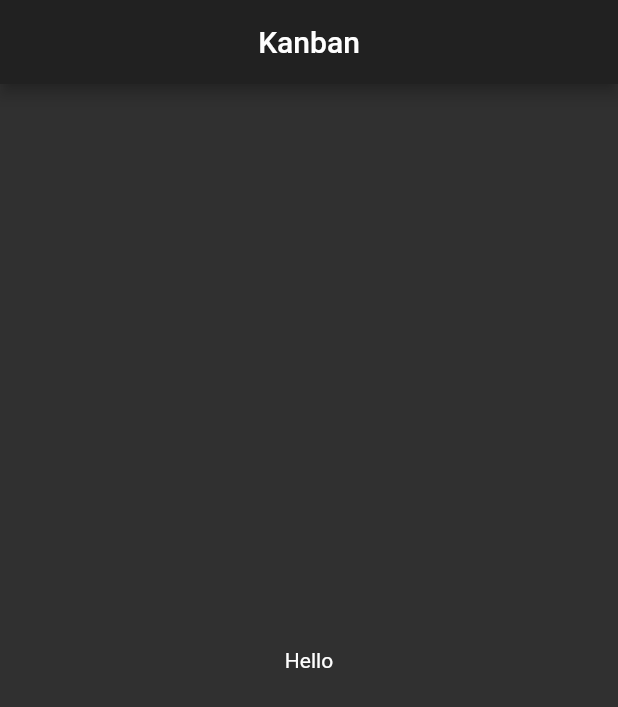
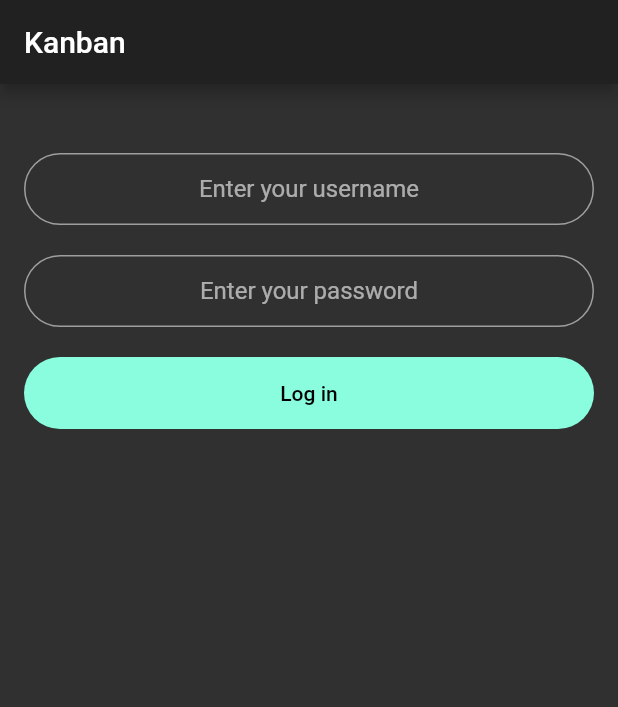
Before and after one commit to amanokerim/test-trello, a Flutter app: the screen it shows after launch, on a phone screen of 412 x 824 dp. Shown: the top 707 px of the screen. Run offline on Flutter 3.47's test engine with Material 2 defaults, Android fonts, the phone set to English and light mode, and no system bars.

Commit message:
login screen ui

```diff
--- a/lib/main.dart
+++ b/lib/main.dart
@@ -1,5 +1,6 @@
 import 'package:flutter/material.dart';
-import 'package:testtrello/presentation/screens/home_screen.dart';
+import 'package:testtrello/presentation/const.dart';
+import 'package:testtrello/presentation/screens/login_screen.dart';
 
 void main() {
   runApp(MyApp());
@@ -13,11 +14,10 @@ class MyApp extends StatelessWidget {
       title: 'Trello Test',
       debugShowCheckedModeBanner: false,
       theme: ThemeData(
-        primarySwatch: Colors.cyan,
         brightness: Brightness.dark,
         visualDensity: VisualDensity.adaptivePlatformDensity,
       ),
-      home: HomeScreen(),
+      home: LoginScreen(),
     );
   }
 }
--- /dev/null
+++ b/lib/presentation/const.dart
@@ -0,0 +1,18 @@
+import 'package:flutter/material.dart';
+
+const Color myPrimaryColor = Color(0xff89FDDD);
+
+InputDecoration myLoginDecoration = InputDecoration(
+
+  focusedBorder: OutlineInputBorder(
+    borderSide: BorderSide(color: myPrimaryColor),
+    borderRadius: BorderRadius.circular(30.0),
+  ),
+  enabledBorder: OutlineInputBorder(
+    borderSide: BorderSide(
+      color: Colors.grey,
+    ),
+    borderRadius: BorderRadius.circular(30.0),
+  ),
+  contentPadding: const EdgeInsets.symmetric(horizontal: 20.0),
+);
--- a/lib/presentation/screens/home_screen.dart
+++ /dev/null
@@ -1,16 +0,0 @@
-import 'package:flutter/material.dart';
-
-class HomeScreen extends StatelessWidget {
-  @override
-  Widget build(BuildContext context) {
-    return Scaffold(
-      appBar: AppBar(
-        centerTitle: true,
-        title: Text("Kanban"),
-      ),
-      body: Center(
-        child: Text("Hello"),
-      ),
-    );
-  }
-}
--- /dev/null
+++ b/lib/presentation/screens/login_screen.dart
@@ -0,0 +1,51 @@
+import 'package:flutter/material.dart';
+import 'package:testtrello/presentation/const.dart';
+
+class LoginScreen extends StatelessWidget {
+  @override
+  Widget build(BuildContext context) {
+    return Scaffold(
+      appBar: AppBar(
+        title: Text("Kanban"),
+      ),
+      body: Padding(
+        padding: const EdgeInsets.all(16.0),
+        child: Form(
+            child: Column(
+          children: [
+            SizedBox(height: 30.0),
+            TextFormField(
+              textAlign: TextAlign.center,
+              decoration:
+                  myLoginDecoration.copyWith(hintText: "Enter your username"),
+              cursorColor: myPrimaryColor,
+            ),
+            SizedBox(height: 20.0),
+            TextFormField(
+              textAlign: TextAlign.center,
+              decoration:
+                  myLoginDecoration.copyWith(hintText: "Enter your password"),
+              cursorColor: myPrimaryColor,
+            ),
+            SizedBox(height: 20.0),
+            Container(
+              padding: EdgeInsets.symmetric(vertical: 16.0),
+              decoration: BoxDecoration(
+                color: myPrimaryColor,
+                borderRadius: BorderRadius.circular(30.0),
+              ),
+              child: Center(
+                  child: Text(
+                "Log in",
+                style: Theme.of(context)
+                    .textTheme
+                    .button
+                    .copyWith(color: Colors.black),
+              )),
+            )
+          ],
+        )),
+      ),
+    );
+  }
+}
```
